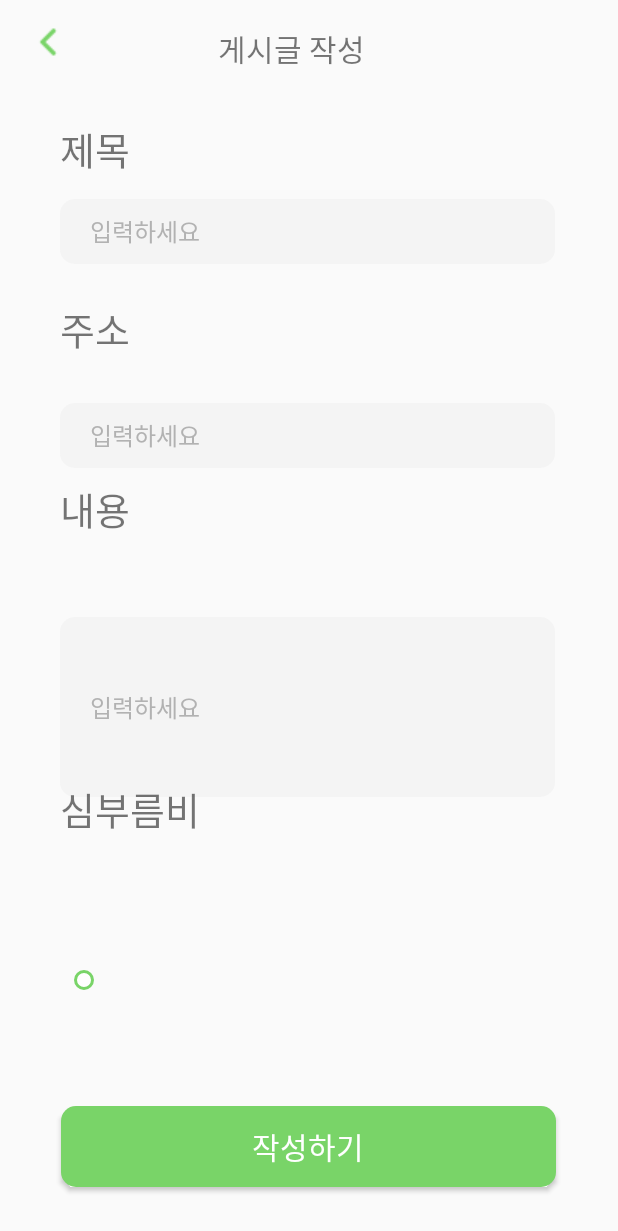
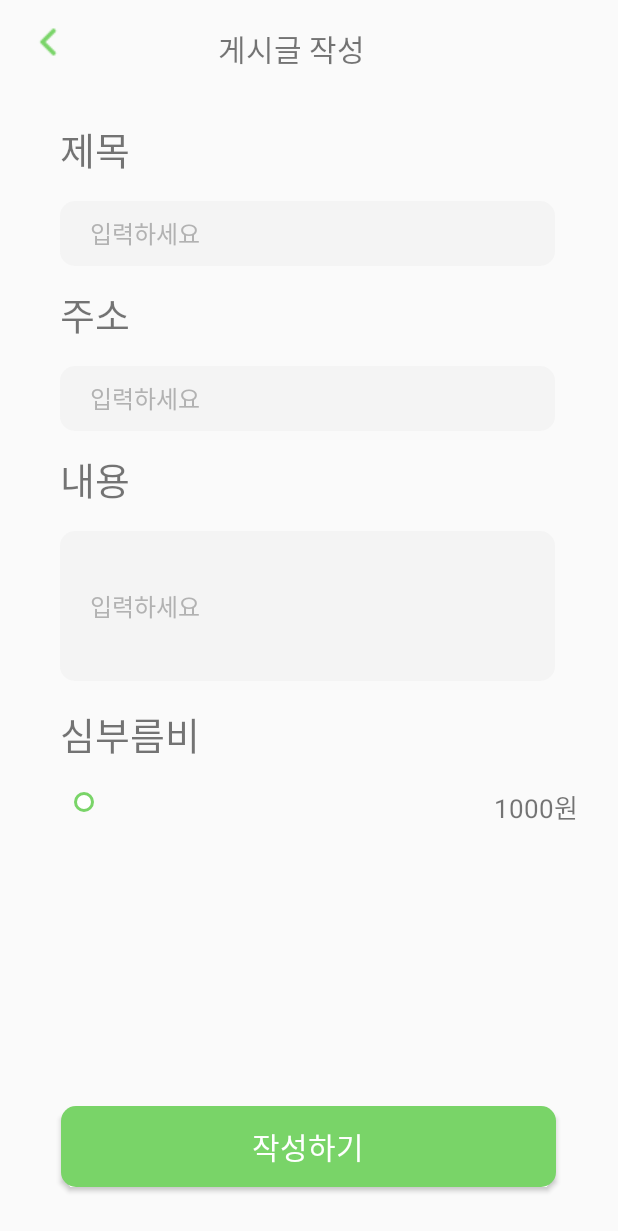
Before and after one commit to Team-Merona/Merona-Front, an Android app: the WritingActivity screen opened directly, with no data from a screen before it, on a phone screen of 412 x 824 dp. Shown: the top 1231 px of the screen. Run offline under Robolectric (Android 15) with nearby library versions, the phone set to English and light mode, and no system bars; our stand-ins replace Volley; network calls fail; Roboto replaces fonts that are not available here.

Commit message:
xml 수정, 주소 받아오기

```diff
--- a/app/src/main/java/com/example/merona/UserFragment.kt
+++ b/app/src/main/java/com/example/merona/UserFragment.kt
@@ -71,7 +71,7 @@ class UserFragment : Fragment() {
 
         Log.d("email 저장",MyApplication.prefs.getString("email","") )
         val userEmail : TextView = view.findViewById(R.id.userEmail)
-        userEmail.text = MyApplication.prefs.getString("email","")
+        userEmail.text = MyApplication.prefs.getString("email","")+" 님"
 
         val rvBoard = view.findViewById<RecyclerView>(R.id.rv_user_board)
         val itemList = ArrayList<UserBoardItem>()
@@ -156,7 +156,7 @@ class UserFragment : Fragment() {
             Log.d("profileReceiver", "Intent: $intent")
             Log.d("email 저장",MyApplication.prefs.getString("email","") )
             val userEmail : TextView = view!!.findViewById(R.id.userEmail)
-            userEmail.text = MyApplication.prefs.getString("email","")
+            userEmail.text = MyApplication.prefs.getString("email","")+" 님"
         }
     }
 
--- a/app/src/main/java/com/example/merona/WritingActivity.kt
+++ b/app/src/main/java/com/example/merona/WritingActivity.kt
@@ -6,6 +6,7 @@ import android.content.Intent
 import androidx.appcompat.app.AppCompatActivity
 import android.os.Bundle
 import android.util.Log
+import android.widget.SeekBar
 import androidx.appcompat.widget.Toolbar
 import com.android.volley.Response
 import com.android.volley.toolbox.StringRequest
@@ -50,7 +51,7 @@ class WritingActivity : AppCompatActivity() {
                     val json = JSONObject()
                     json.put("title", ""+inputTitle.text.toString())
                     json.put("contents", ""+inputContents.text.toString())
-                    json.put("streetAddress",""+address.text.toString())
+                    json.put("streetAddress",""+inputAddress.text.toString())
                     return json.toString().toByteArray()
                 }
 
@@ -69,5 +70,18 @@ class WritingActivity : AppCompatActivity() {
             queue.add(stringRequest)
         }
 
+        // 시크바
+        seekBar.setOnSeekBarChangeListener(object: SeekBar.OnSeekBarChangeListener{
+            override fun onProgressChanged(p0: SeekBar?, p1: Int, p2: Boolean) {
+                tv_price.text = p1.toString()+"원"
+            }
+
+            override fun onStartTrackingTouch(p0: SeekBar?) {
+            }
+
+            override fun onStopTrackingTouch(p0: SeekBar?) {
+            }
+        })
+
     }
 }
--- a/app/src/main/res/layout/activity_login.xml
+++ b/app/src/main/res/layout/activity_login.xml
@@ -28,14 +28,13 @@
         android:gravity="center_vertical"
         android:hint="Email Address"
         android:paddingLeft="20dp"
-        android:textColor="#22404040"
         android:textSize="14sp"
         app:layout_constraintBottom_toBottomOf="parent"
         app:layout_constraintEnd_toEndOf="parent"
         app:layout_constraintHorizontal_bias="0.495"
         app:layout_constraintStart_toStartOf="parent"
         app:layout_constraintTop_toTopOf="parent"
-        app:layout_constraintVertical_bias="0.39" />
+        app:layout_constraintVertical_bias="0.39"/>
 
     <EditText
         android:id="@+id/editTextPassword"
@@ -46,7 +45,6 @@
         android:hint="Password"
         android:inputType="textPassword"
         android:paddingLeft="20dp"
-        android:textColor="#22404040"
         android:textSize="14sp"
         app:layout_constraintBottom_toBottomOf="parent"
         app:layout_constraintEnd_toEndOf="parent"
--- a/app/src/main/res/layout/activity_writing.xml
+++ b/app/src/main/res/layout/activity_writing.xml
@@ -49,6 +49,7 @@
         android:layout_width="330dp"
         android:layout_height="43dp"
         android:layout_marginStart="30dp"
+        android:layout_marginTop="15dp"
         android:background="@drawable/rectangle_button"
         android:gravity="center_vertical"
         android:hint="입력하세요"
@@ -60,14 +61,35 @@
         app:layout_constraintEnd_toEndOf="parent"
         app:layout_constraintHorizontal_bias="0.196"
         app:layout_constraintStart_toStartOf="parent"
-        app:layout_constraintTop_toTopOf="parent"
-        app:layout_constraintVertical_bias="0.17" />
+        app:layout_constraintTop_toBottomOf="@+id/title"
+        app:layout_constraintVertical_bias="0.0" />
 
     <EditText
-        android:id="@+id/addPwd2"
+        android:id="@+id/inputAddress"
         android:layout_width="330dp"
         android:layout_height="43dp"
         android:layout_marginStart="30dp"
+        android:background="@drawable/rectangle_button"
+        android:gravity="center_vertical"
+        android:layout_marginTop="15dp"
+        android:hint="입력하세요"
+        android:inputType="text"
+        android:paddingLeft="20dp"
+        android:textColorHint="#B2B2B2"
+        android:textSize="16sp"
+        app:layout_constraintBottom_toBottomOf="parent"
+        app:layout_constraintEnd_toEndOf="parent"
+        app:layout_constraintHorizontal_bias="0.196"
+        app:layout_constraintStart_toStartOf="parent"
+        app:layout_constraintTop_toBottomOf="@+id/address"
+        app:layout_constraintVertical_bias="0.0" />
+
+    <EditText
+        android:id="@+id/inputContents"
+        android:layout_width="330dp"
+        android:layout_height="100dp"
+        android:layout_marginStart="30dp"
+        android:layout_marginTop="15dp"
         android:background="@drawable/rectangle_button"
         android:gravity="center_vertical"
         android:hint="입력하세요"
@@ -79,27 +101,8 @@
         app:layout_constraintEnd_toEndOf="parent"
         app:layout_constraintHorizontal_bias="0.196"
         app:layout_constraintStart_toStartOf="parent"
-        app:layout_constraintTop_toTopOf="parent"
-        app:layout_constraintVertical_bias="0.344" />
-
-    <EditText
-        android:id="@+id/inputContents"
-        android:layout_width="330dp"
-        android:layout_height="120dp"
-        android:layout_marginStart="30dp"
-        android:background="@drawable/rectangle_button"
-        android:gravity="center_vertical"
-        android:hint="입력하세요"
-        android:inputType="text"
-        android:paddingLeft="20dp"
-        android:textColorHint="#B2B2B2"
-        android:textSize="16sp"
-        app:layout_constraintBottom_toBottomOf="parent"
-        app:layout_constraintEnd_toEndOf="parent"
-        app:layout_constraintHorizontal_bias="0.196"
-        app:layout_constraintStart_toStartOf="parent"
-        app:layout_constraintTop_toTopOf="parent"
-        app:layout_constraintVertical_bias="0.584" />
+        app:layout_constraintTop_toBottomOf="@+id/content"
+        app:layout_constraintVertical_bias="0.0" />
 
     <TextView
         android:id="@+id/address"
@@ -108,7 +111,7 @@
         android:text="주소"
         android:textSize="25sp"
         android:layout_marginStart="40dp"
-        android:layout_marginTop="200dp"
+        android:layout_marginTop="190dp"
         tools:layout_editor_absoluteX="87dp"
         tools:layout_editor_absoluteY="230dp"
         app:layout_constraintBottom_toBottomOf="parent"
@@ -123,7 +126,7 @@
         android:layout_width="wrap_content"
         android:layout_height="wrap_content"
         android:layout_marginStart="40dp"
-        android:layout_marginTop="320dp"
+        android:layout_marginTop="300dp"
         android:text="내용"
         android:textSize="25sp"
         app:layout_constraintBottom_toBottomOf="parent"
@@ -138,7 +141,7 @@
         android:layout_width="wrap_content"
         android:layout_height="wrap_content"
         android:layout_marginStart="40dp"
-        android:layout_marginTop="520dp"
+        android:layout_marginTop="470dp"
         android:text="심부름비"
         android:textSize="25sp"
         app:layout_constraintBottom_toBottomOf="parent"
@@ -165,15 +168,34 @@
 
     <SeekBar
         android:id="@+id/seekBar"
-        android:layout_width="330dp"
+        android:layout_width="match_parent"
         android:layout_height="29dp"
-        android:layout_marginStart="40dp"
+        android:layout_marginLeft="40dp"
+        android:layout_marginRight="110dp"
+        android:layout_marginTop="11dp"
         android:progressDrawable="@drawable/seekbar"
         android:thumb="@drawable/seekbar_thumb"
+        android:max="5000"
+        android:min="1000"
+        android:progress="100"
         app:layout_constraintBottom_toBottomOf="parent"
         app:layout_constraintEnd_toEndOf="parent"
         app:layout_constraintHorizontal_bias="0.0"
         app:layout_constraintStart_toStartOf="parent"
-        app:layout_constraintTop_toTopOf="parent"
-        app:layout_constraintVertical_bias="0.804" />
+        app:layout_constraintTop_toBottomOf="@+id/price"
+        app:layout_constraintVertical_bias="0.0"
+        />
+
+    <TextView
+        android:id="@+id/tv_price"
+        android:layout_width="wrap_content"
+        android:layout_height="wrap_content"
+        android:layout_marginTop="16dp"
+        android:text="1000원"
+        android:textSize="17sp"
+        app:layout_constraintBottom_toBottomOf="parent"
+        app:layout_constraintEnd_toEndOf="parent"
+        app:layout_constraintStart_toEndOf="@+id/seekBar"
+        app:layout_constraintTop_toBottomOf="@+id/price"
+        app:layout_constraintVertical_bias="0.0" />
 </androidx.constraintlayout.widget.ConstraintLayout>
```
Also changed, not shown: app/src/main/java/com/example/merona/ListFragment.kt (+4 -3 lines), app/src/main/res/layout/activity_modify.xml (+34 -26 lines), app/src/main/res/layout/fragment_user.xml (+9 -0 lines).
